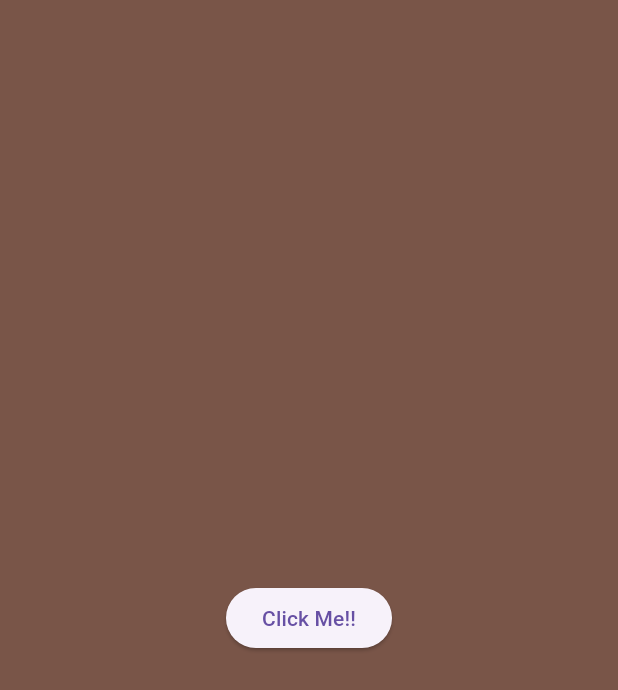
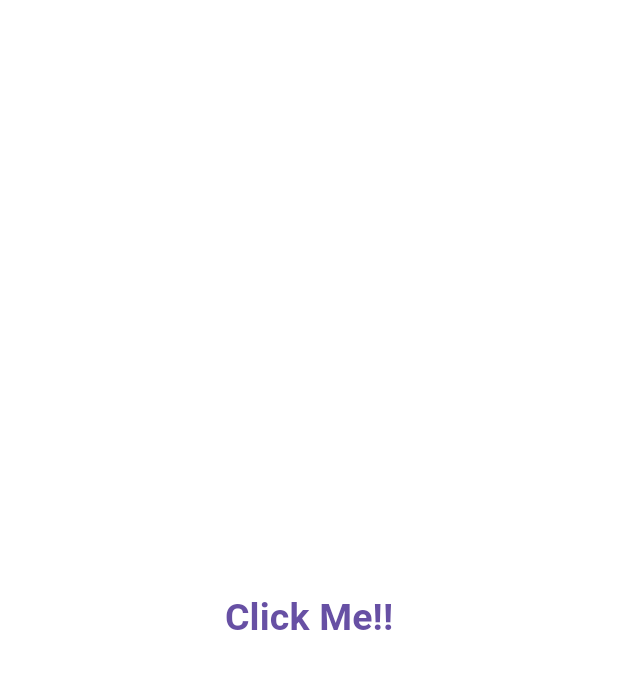
Before and after one commit to pallavipradhan5578/Flutter_practice, a Flutter app: the screen it shows after launch, on a phone screen of 412 x 824 dp. Shown: the top 690 px of the screen. Run offline on Flutter 3.47's test engine with Material 3 defaults, Android fonts, the phone set to English and light mode, and no system bars.

Commit message:
Text button practics.dart

```diff
--- a/lib/callbackfunction.dart
+++ b/lib/callbackfunction.dart
@@ -11,10 +11,10 @@ class _CallbackfunctionState extends State<Callbackfunction> {
   @override
   Widget build(BuildContext context) {
     return Scaffold(
-        backgroundColor: Colors.brown,
+        backgroundColor: Colors.white,
         body: Center(
-          child: ElevatedButton(
-            child: Text("Click Me!!"),
+          child: TextButton(
+            child: Text("Click Me!!",style: TextStyle(fontSize: 25,fontWeight:FontWeight.bold ),),
             onPressed: () {
               print("Clicked!!!!");
             },
```
